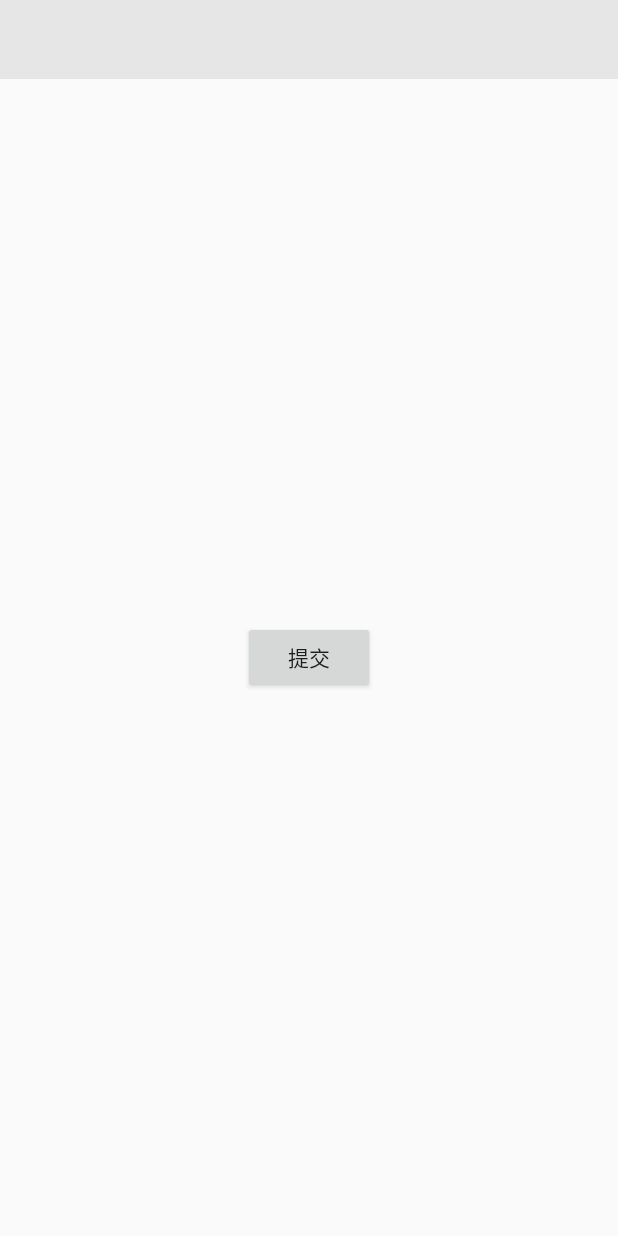
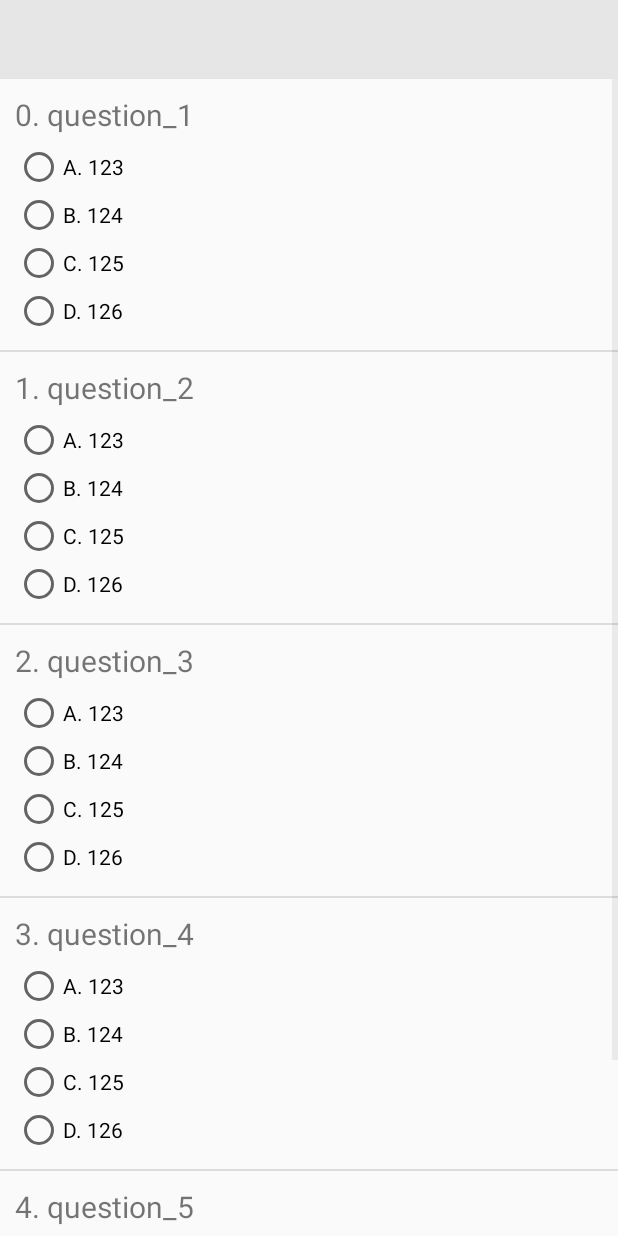
Before and after one commit to singing-dancing-bug-basketball/Android, an Android app: the ExamActivity screen opened directly, with no data from a screen before it, on a phone screen of 412 x 824 dp. Run offline under Robolectric (Android 15) with nearby library versions, the phone set to English and light mode, and no system bars.

Commit message:
Working on view.

```diff
--- a/app/src/main/java/com/nickyc975/android/ExamActivity.kt
+++ b/app/src/main/java/com/nickyc975/android/ExamActivity.kt
@@ -2,11 +2,20 @@ package com.nickyc975.android
 
 import androidx.appcompat.app.AppCompatActivity
 import android.os.Bundle
+import android.widget.ListView
+import com.nickyc975.android.adapter.QuestionAdapter
+import com.nickyc975.android.model.Data
 
 class ExamActivity : AppCompatActivity() {
+    private lateinit var questionList: ListView
+    private lateinit var questionAdapter: QuestionAdapter
 
     override fun onCreate(savedInstanceState: Bundle?) {
         super.onCreate(savedInstanceState)
         setContentView(R.layout.activity_exam)
+        questionList = findViewById(R.id.question_list)
+
+        questionAdapter = QuestionAdapter(this, Data.questions)
+        questionList.adapter = questionAdapter
     }
 }
--- /dev/null
+++ b/app/src/main/java/com/nickyc975/android/adapter/QuestionAdapter.kt
@@ -0,0 +1,63 @@
+package com.nickyc975.android.adapter
+
+import android.annotation.SuppressLint
+import android.content.Context
+import android.view.View
+import android.view.ViewGroup
+import android.widget.*
+import com.nickyc975.android.ExamActivity
+import com.nickyc975.android.R
+import com.nickyc975.android.model.Question
+
+class QuestionAdapter(private val activity: ExamActivity, private var questions: List<Question>): BaseAdapter() {
+    companion object {
+        class ValuableRadioButton<T>(context: Context): RadioButton(context) {
+            var value: T? = null
+
+            constructor(context: Context, text: String, value: T): this(context) {
+                this.text = text
+                this.value = value
+            }
+        }
+    }
+
+    @SuppressLint("SetTextI18n")
+    override fun getView(position: Int, convertView: View?, parent: ViewGroup?): View {
+        val question = questions[position]
+        val view: View = convertView ?: activity.layoutInflater.inflate(
+            R.layout.question_item, parent, false
+        )
+
+        view.findViewById<TextView>(R.id.question).text = "$position. ${question.title}"
+        val radioGroup = view.findViewById<RadioGroup>(R.id.options)
+        radioGroup.removeAllViews()
+        for ((key, value) in question.options) {
+            val radio = ValuableRadioButton(activity, "$key. $value", key)
+            radioGroup.addView(radio)
+            if (radio.value == question.selected) {
+                radioGroup.check(radio.id)
+            }
+            radio.setOnCheckedChangeListener { buttonView, isChecked ->
+                if (isChecked) {
+                    question.selected = (buttonView as ValuableRadioButton<*>).value as String
+                }
+            }
+        }
+
+        view.findViewById<TextView>(R.id.answer).visibility = View.GONE
+
+        return view
+    }
+
+    override fun getItem(position: Int): Question {
+        return questions[position]
+    }
+
+    override fun getItemId(position: Int): Long {
+        return questions[position].id.toLong()
+    }
+
+    override fun getCount(): Int {
+        return questions.size
+    }
+}
--- a/app/src/main/java/com/nickyc975/android/model/Data.kt
+++ b/app/src/main/java/com/nickyc975/android/model/Data.kt
@@ -14,4 +14,12 @@ internal object Data {
         Exam(5, "exam_5", Date(), 120, 100.0, null, true, 85.0),
         Exam(6, "exam_6", Date(), 120, 100.0, null, true, 95.0)
     )
+
+    val questions = listOf(
+        Question(1, "question_1", null, null, mapOf("A" to "123", "B" to "124", "C" to "125", "D" to "126")),
+        Question(2, "question_2", null, null, mapOf("A" to "123", "B" to "124", "C" to "125", "D" to "126")),
+        Question(3, "question_3", null, null, mapOf("A" to "123", "B" to "124", "C" to "125", "D" to "126")),
+        Question(4, "question_4", null, null, mapOf("A" to "123", "B" to "124", "C" to "125", "D" to "126")),
+        Question(5, "question_5", null, null, mapOf("A" to "123", "B" to "124", "C" to "125", "D" to "126"))
+    )
 }
--- a/app/src/main/java/com/nickyc975/android/model/Question.kt
+++ b/app/src/main/java/com/nickyc975/android/model/Question.kt
@@ -3,6 +3,7 @@ package com.nickyc975.android.model
 data class Question(
     val id: Int,
     val title: String,
-    val answer: String,
+    val answer: String?,
+    var selected: String?,
     val options: Map<String, String>
 )
--- /dev/null
+++ b/app/src/main/res/layout/question_item.xml
@@ -0,0 +1,28 @@
+<?xml version="1.0" encoding="utf-8"?>
+<LinearLayout
+        xmlns:android="http://schemas.android.com/apk/res/android"
+        android:orientation="vertical"
+        android:layout_width="match_parent"
+        android:layout_height="match_parent"
+        android:padding="10dp">
+
+    <TextView
+            android:id="@+id/question"
+            android:layout_width="match_parent"
+            android:layout_height="wrap_content"
+            android:textSize="20sp"/>
+
+    <RadioGroup
+            android:id="@+id/options"
+            android:layout_width="match_parent"
+            android:layout_height="wrap_content"
+            android:layout_marginTop="5dp">
+
+    </RadioGroup>
+
+    <TextView
+            android:id="@+id/answer"
+            android:layout_width="match_parent"
+            android:layout_height="wrap_content"
+            android:textSize="20sp"/>
+</LinearLayout>
```
